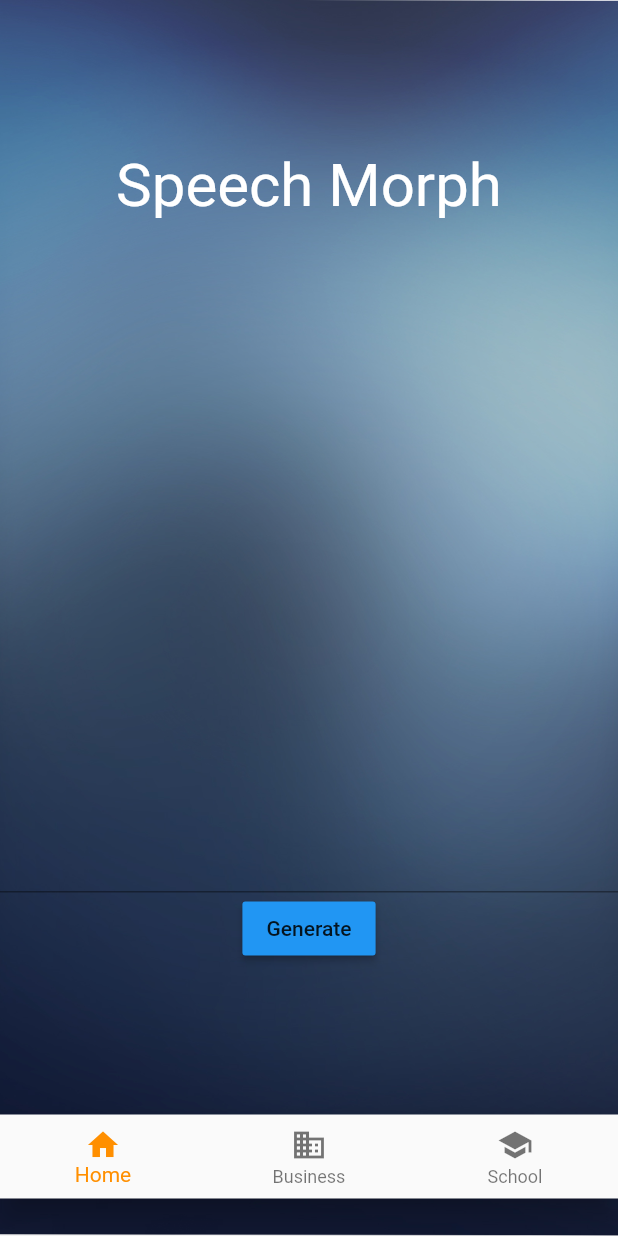
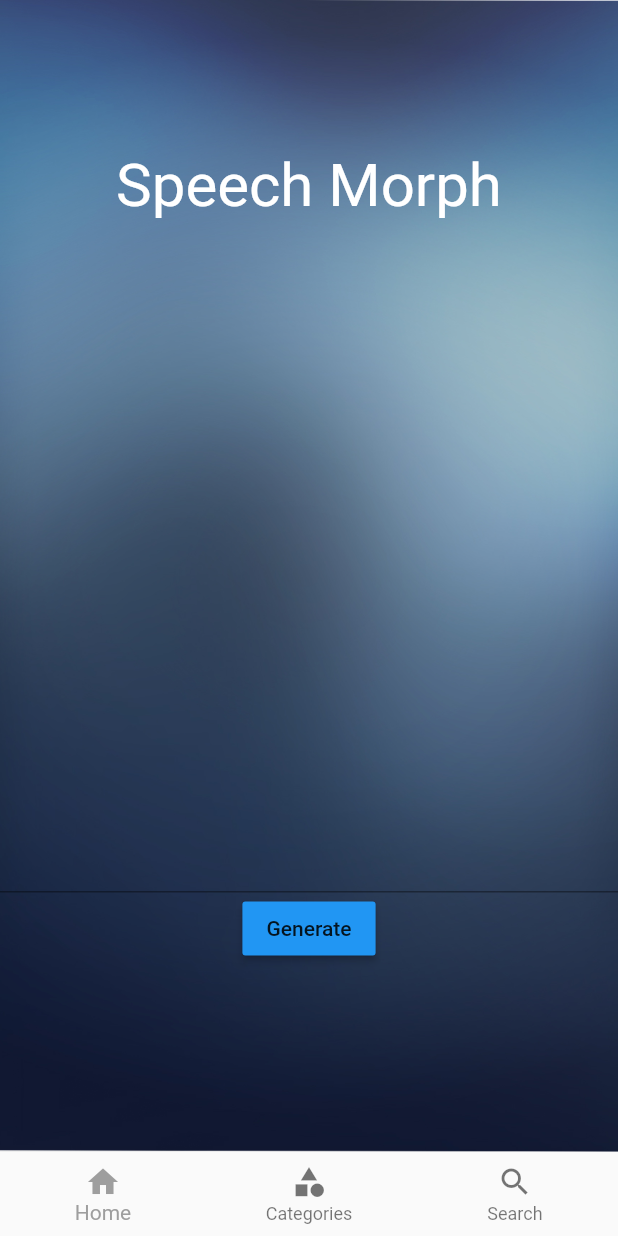
Before and after one commit to yichen14/speechMorph, a Flutter app: the screen it shows after launch, on a phone screen of 412 x 824 dp. Run offline on Flutter 3.47's test engine with Material 2 defaults, Android fonts, the phone set to English and light mode, and no system bars.

Commit message:
implement navigation bar function

```diff
--- /dev/null
+++ b/lib/home_page.dart
@@ -0,0 +1,44 @@
+
+import 'package:flutter/material.dart';
+import 'package:test_app/base_layout.dart';
+import 'package:test_app/play_sounds_button.dart';
+import 'package:test_app/user_input.dart';
+import 'text_section.dart';
+
+
+
+class HomePage extends StatelessWidget {
+  @override
+  Widget build(BuildContext context) {
+    return MaterialApp(
+      title: 'Learning Flutter layout',
+      home: Scaffold(
+        backgroundColor: Colors.grey,
+        body: Stack(
+          children: <Widget>[
+            BaseLayout(),
+            new Column(
+              //mainAxisAlignment: MainAxisAlignment.center,
+              crossAxisAlignment: CrossAxisAlignment.stretch,
+              children: <Widget>[
+                new Container(
+                  height:100,
+                ),
+                TextSection("Speech Morph"),
+                new Container(
+                  height:400,
+                ),
+                UserInputWidget(),
+                GenerateButtonWidget(),
+                new Container(
+                  height:100,
+                ),
+              ],
+            ),
+          ],
+        ),
+      ),
+
+    );
+  }
+}
--- a/lib/main.dart
+++ b/lib/main.dart
@@ -1,47 +1,63 @@
 
 import 'package:flutter/material.dart';
 import 'package:test_app/base_layout.dart';
+import 'package:test_app/home_page.dart';
 import 'package:test_app/play_sounds_button.dart';
 import 'package:test_app/user_input.dart';
-import 'TextSection.dart';
-import 'image_banner.dart';
-import 'navigationState.dart';
+import 'text_section.dart';
+import 'sample_page.dart';
+import 'settings.dart';
 
 void main() => runApp(MyApp());
 
-class MyApp extends StatelessWidget {
+class MyApp extends StatefulWidget {
+  @override
+  State<StatefulWidget> createState() {
+    return MyAppState();
+  }
+}
+
+class MyAppState extends State<MyApp>{
+  int _selectedTab = 0;
+  final _pageOptions = [
+    HomePage(),
+    SettingPage(),
+    SamplePage(),
+
+  ];
   @override
   Widget build(BuildContext context) {
     return MaterialApp(
-      title: 'Learning Flutter layout',
+      theme: ThemeData(
+          primarySwatch: Colors.grey,
+          primaryTextTheme: TextTheme(
+            title: TextStyle(color: Colors.white),
+          )),
       home: Scaffold(
-        backgroundColor: Colors.grey,
-        body: Stack(
-          children: <Widget>[
-            BaseLayout(),
-            new Column(
-                //mainAxisAlignment: MainAxisAlignment.center,
-                crossAxisAlignment: CrossAxisAlignment.stretch,
-                children: <Widget>[
-                  new Container(
-                    height:100,
-                  ),
-                  TextSection("Speech Morph"),
-                  new Container(
-                    height:400,
-                  ),
-                  UserInputWidget(),
-                  GenerateButtonWidget(),
-                  new Container(
-                    height:100,
-                  ),
-                  MyStatefulWidget(),
-                ],
+        body: _pageOptions[_selectedTab],
+        bottomNavigationBar: BottomNavigationBar(
+          currentIndex: _selectedTab,
+          onTap: (int index) {
+            setState(() {
+              _selectedTab = index;
+            });
+          },
+          items: [
+            BottomNavigationBarItem(
+              icon: Icon(Icons.home),
+              title: Text('Home'),
+            ),
+            BottomNavigationBarItem(
+              icon: Icon(Icons.category),
+              title: Text('Categories'),
+            ),
+            BottomNavigationBarItem(
+              icon: Icon(Icons.search),
+              title: Text('Search'),
             ),
           ],
         ),
       ),
-
     );
   }
 }
--- a/lib/navigationState.dart
+++ /dev/null
@@ -1,57 +0,0 @@
-import 'package:flutter/material.dart';
-
-class MyStatefulWidget extends StatefulWidget {
-  MyStatefulWidget({Key key}) : super(key: key);
-
-  @override
-  _MyStatefulWidgetState createState() => _MyStatefulWidgetState();
-}
-
-class _MyStatefulWidgetState extends State<MyStatefulWidget> {
-  int _selectedIndex = 0;
-  static const TextStyle optionStyle =
-  TextStyle(fontSize: 30, fontWeight: FontWeight.bold);
-  static const List<Widget> _widgetOptions = <Widget>[
-    Text(
-      'Index 0: Home',
-      style: optionStyle,
-    ),
-    Text(
-      'Index 1: Business',
-      style: optionStyle,
-    ),
-    Text(
-      'Index 2: School',
-      style: optionStyle,
-    ),
-  ];
-
-  void _onItemTapped(int index) {
-    setState(() {
-      _selectedIndex = index;
-    });
-  }
-
-  @override
-  Widget build(BuildContext context) {
-    return BottomNavigationBar(
-      items: const <BottomNavigationBarItem>[
-        BottomNavigationBarItem(
-          icon: Icon(Icons.home),
-          title: Text('Home'),
-        ),
-        BottomNavigationBarItem(
-          icon: Icon(Icons.business),
-          title: Text('Business'),
-        ),
-        BottomNavigationBarItem(
-          icon: Icon(Icons.school),
-          title: Text('School'),
-        ),
-      ],
-      currentIndex: _selectedIndex,
-      selectedItemColor: Colors.amber[800],
-      onTap: _onItemTapped,
-    );
-  }
-}
--- /dev/null
+++ b/lib/sample_page.dart
@@ -0,0 +1,8 @@
+import 'package:flutter/material.dart';
+
+class SamplePage extends StatelessWidget{
+  @override
+  Widget build(BuildContext context) {
+    return Text("This is Sample Page");
+  }
+}
--- /dev/null
+++ b/lib/settings.dart
@@ -0,0 +1,8 @@
+import 'package:flutter/material.dart';
+
+class SettingPage extends StatelessWidget{
+  @override
+  Widget build(BuildContext context) {
+    return Text("This is Settings Page");
+  }
+}
--- a/lib/user_input.dart
+++ b/lib/user_input.dart
@@ -20,7 +20,7 @@ class UserInputState extends State<UserInputWidget>{
             onChanged: (String textInput) {
               setState(() {
                 userInput = textInput;
-                //bcakend opreation
+                //backend Operation
               });
             },
           )
```
Also changed, not shown: lib/text_section.dart (renamed from lib/TextSection.dart), 1 other file.
